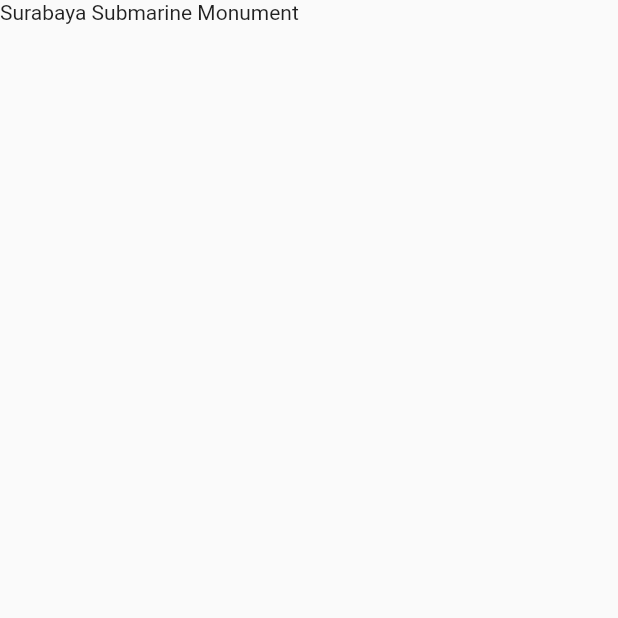
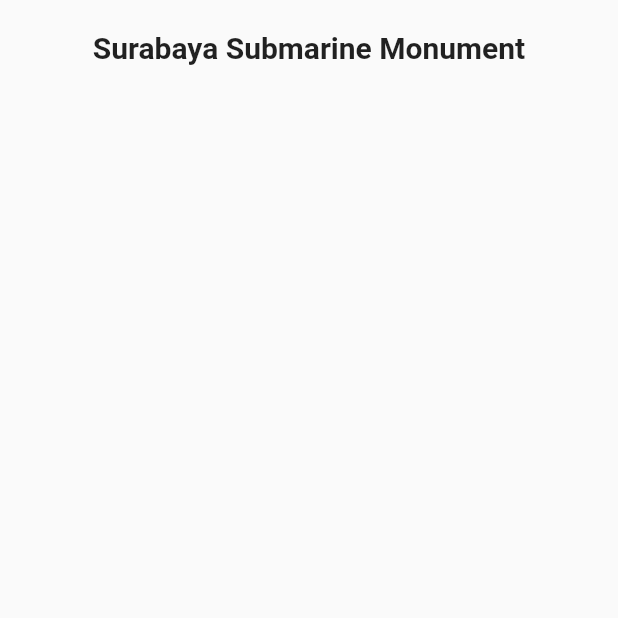
Before and after one commit to yopiangga/wppb_laporan, a Flutter app: the screen it shows after launch, on a phone screen of 412 x 824 dp, the top half of it. Run offline on Flutter 3.47's test engine with Material 2 defaults, Android fonts, the phone set to English and light mode, and no system bars.

Commit message:
Percobaan 1 - Lanjutan - Text Align & Safe area

```diff
--- a/lib/main.dart
+++ b/lib/main.dart
@@ -11,6 +11,7 @@ class MyApp extends StatelessWidget {
   Widget build(BuildContext context) {
     return MaterialApp(
       title: 'Flutter Demo',
+      debugShowCheckedModeBanner: false,
       theme: ThemeData(
         primarySwatch: Colors.blue,
       ),
@@ -25,8 +26,19 @@ class DetailScreen extends StatelessWidget {
   @override
   Widget build(BuildContext context) {
     return Scaffold(
-      body: Column(
-        children: [Text("Surabaya Submarine Monument")],
+      body: SafeArea(
+        child: Column(
+          children: [
+            Container(
+                width: double.infinity,
+                padding: EdgeInsets.only(top: 20),
+                child: Text(
+                  "Surabaya Submarine Monument",
+                  textAlign: TextAlign.center,
+                  style: TextStyle(fontSize: 20, fontWeight: FontWeight.bold),
+                ))
+          ],
+        ),
       ),
     );
   }
```
